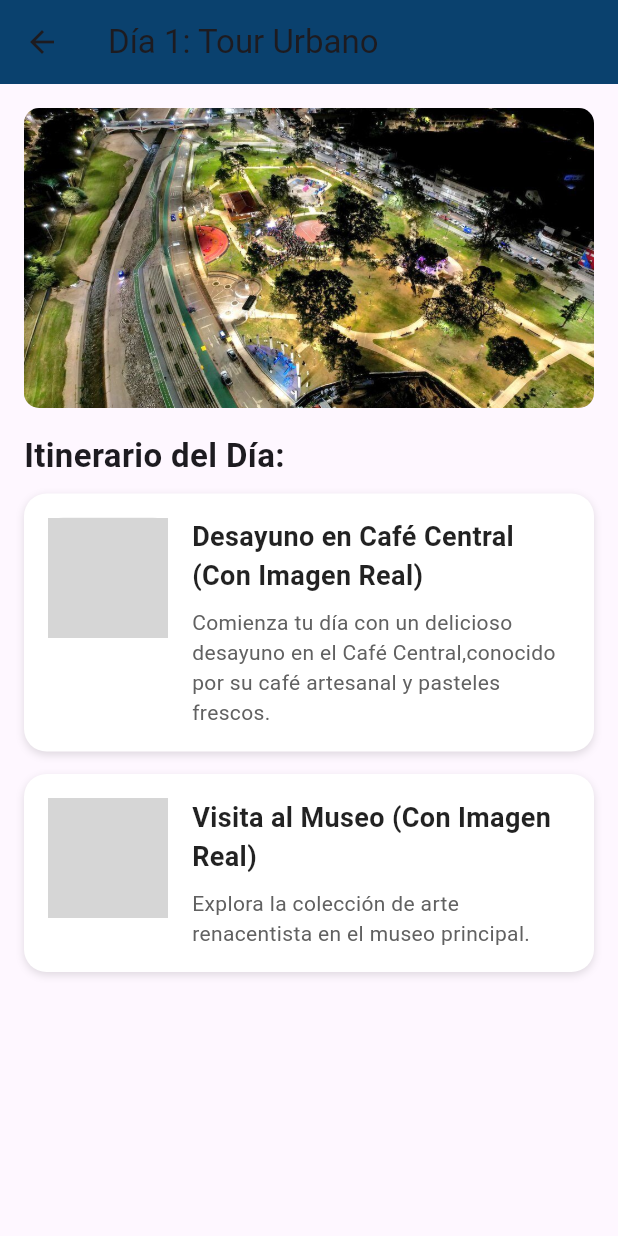
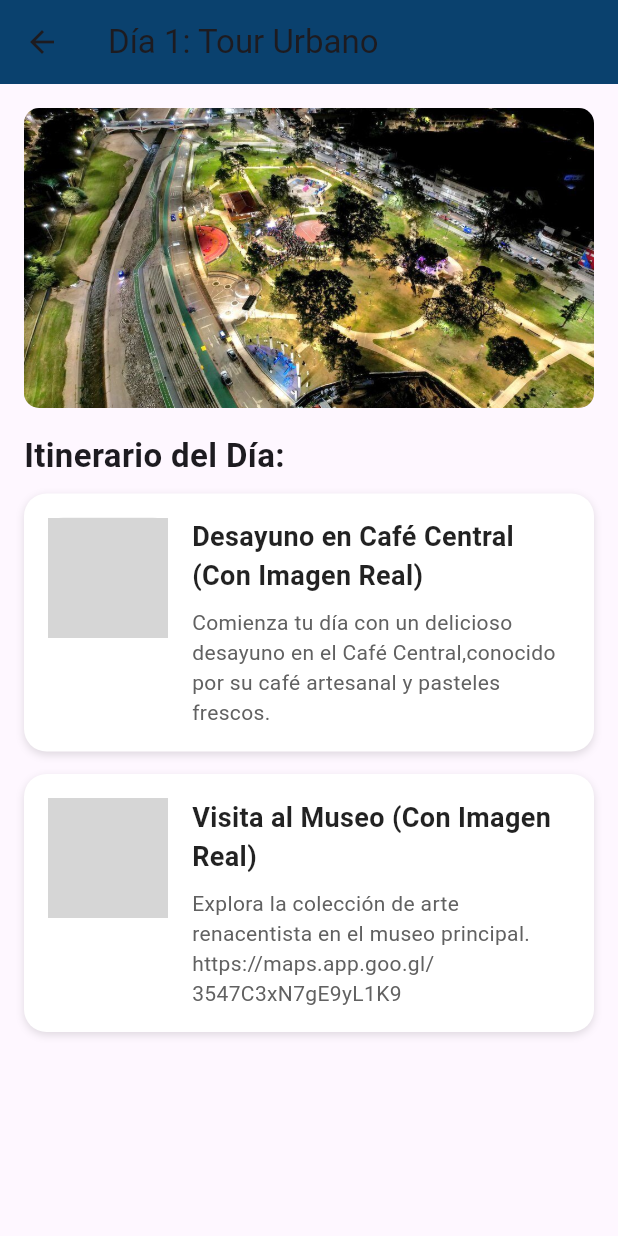
Before and after one commit to EstebanLescano/city_tour, a Flutter app: the TourListScreen screen opened directly, after a tap on "Día 1: Tour Urbano", on a phone screen of 412 x 824 dp. Run offline on Flutter 3.47's test engine with Material 3 defaults, Android fonts, the phone set to English and light mode, and no system bars; our stand-ins replace firebase_core; accounts and stored records are empty; grey boxes are pictures that could not be loaded.

Commit message:
add functions y separo class

```diff
--- a/lib/data/tour_data.dart
+++ b/lib/data/tour_data.dart
@@ -1,4 +1,3 @@
-import 'package:flutter/material.dart';
 
 final List<Map<String, dynamic>> tourDays = const [
   {
@@ -15,7 +14,8 @@ final List<Map<String, dynamic>> tourDays = const [
         'title': 'Visita al Museo (Con Imagen Real)',
         'imagesquareUrl': 'squadcard/museo.jpg',
         'content':
-            'Explora la colección de arte renacentista en el museo principal.',
+            'Explora la colección de arte renacentista en el museo principal. https://maps.app.goo.gl/3547C3xN7gE9yL1K9',
+        'targetUrl': 'https://maps.app.goo.gl/3547C3xN7gE9yL1K9',
       },
     ],
   },
```
Also changed, not shown: pubspec.yaml (+8 -7 lines).
